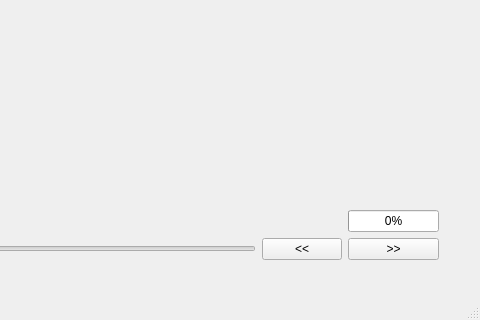
Before: the Qt Designer form mainwindow.ui in gccheng/GTgenerator, drawn with Qt 5; both pictures show x 121 to 601 and y 186 to 506 of the 601 by 506 pixel window.
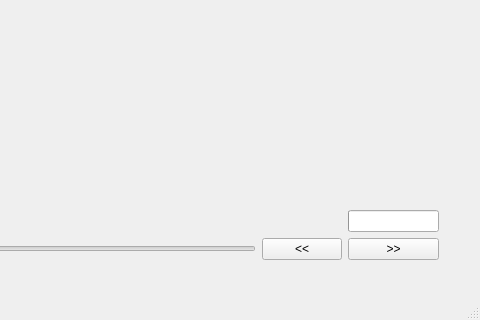
After: the same form once the commit is applied.

Patch:
```diff
--- a/mainwindow.ui
+++ b/mainwindow.ui
@@ -39,6 +39,9 @@
          <verstretch>0</verstretch>
         </sizepolicy>
        </property>
+       <property name="minimum">
+        <number>1</number>
+       </property>
        <property name="maximum">
         <number>1</number>
        </property>
```
